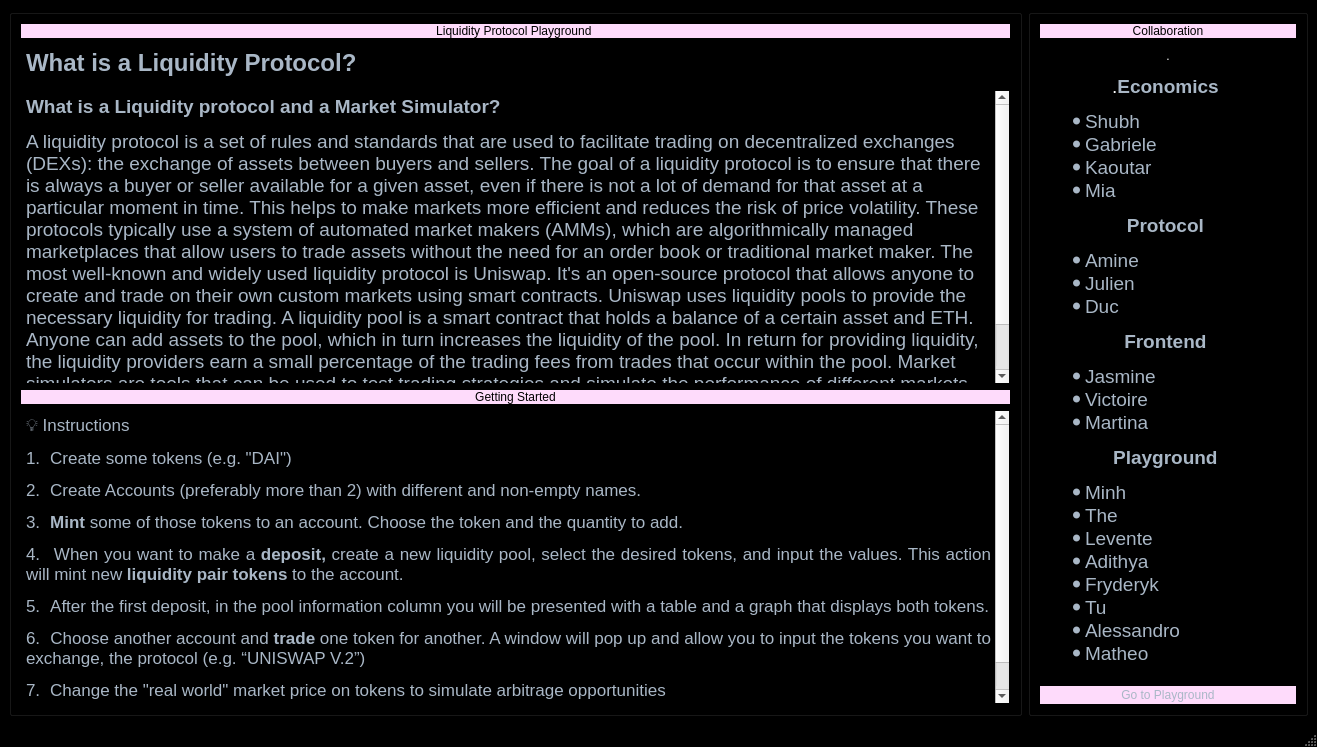
First picture: the form in introductorywindow.ui, repository LiquidityProtocol/AMM-Simulator, before the edit.
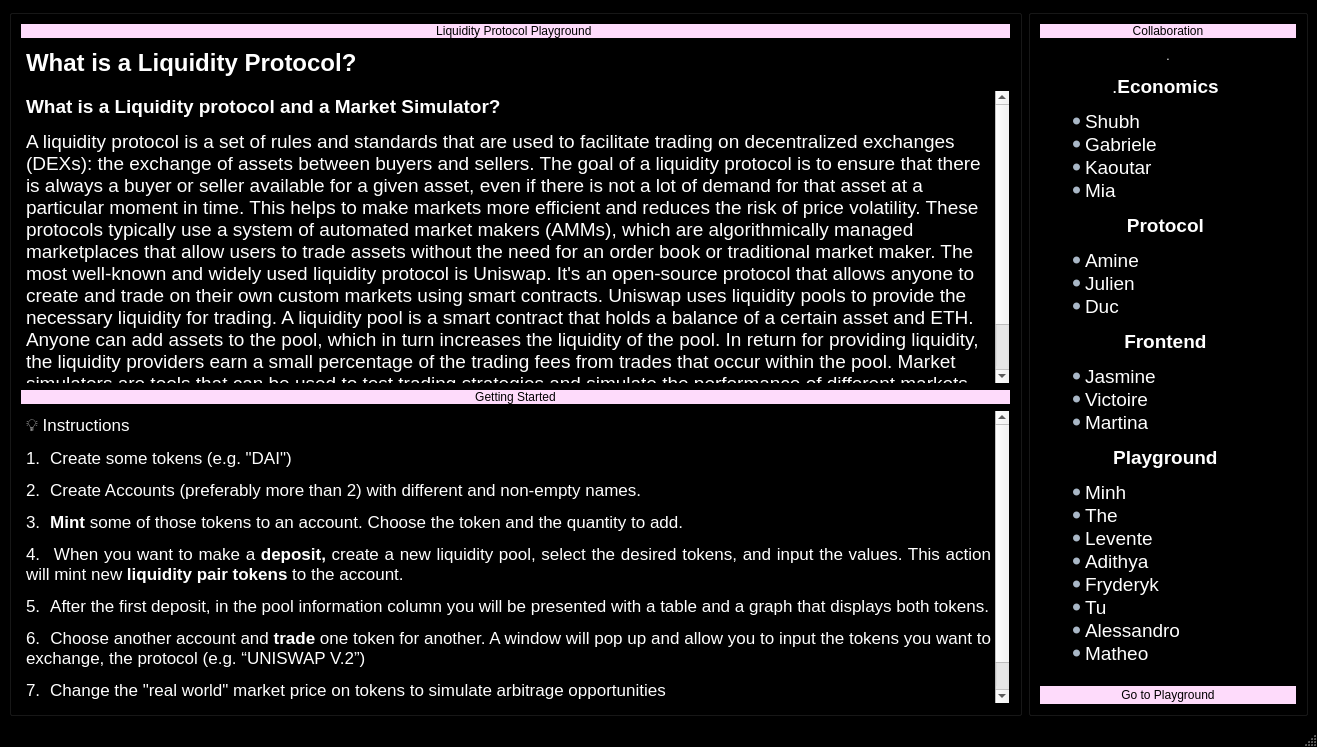
Second picture: the form after the edit.

Commit message: Background color changes, button border changes

Patch:
```diff
--- a/introductorywindow.ui
+++ b/introductorywindow.ui
@@ -408,6 +408,9 @@
       </property>
       <item>
        <widget class="QGroupBox" name="groupBox">
+        <property name="styleSheet">
+         <string notr="true"/>
+        </property>
         <property name="title">
          <string/>
         </property>
@@ -451,7 +454,7 @@
 p, li { white-space: pre-wrap; }
 hr { height: 1px; border-width: 0; }
 &lt;/style&gt;&lt;/head&gt;&lt;body style=&quot; font-family:'Rockwell'; font-size:9pt; font-weight:700; font-style:normal;&quot;&gt;
-&lt;p style=&quot; margin-top:0px; margin-bottom:0px; margin-left:0px; margin-right:0px; -qt-block-indent:0; text-indent:0px;&quot;&gt;&lt;span style=&quot; font-family:'Segoe UI'; font-size:18pt;&quot;&gt;What is a Liquidity Protocol?&lt;/span&gt;&lt;/p&gt;&lt;/body&gt;&lt;/html&gt;</string>
+&lt;p style=&quot; margin-top:0px; margin-bottom:0px; margin-left:0px; margin-right:0px; -qt-block-indent:0; text-indent:0px;&quot;&gt;&lt;span style=&quot; font-family:'Segoe UI'; font-size:18pt; color:#ffffff;&quot;&gt;What is a Liquidity Protocol?&lt;/span&gt;&lt;/p&gt;&lt;/body&gt;&lt;/html&gt;</string>
            </property>
           </widget>
          </item>
@@ -467,8 +470,8 @@
 p, li { white-space: pre-wrap; }
 hr { height: 1px; border-width: 0; }
 &lt;/style&gt;&lt;/head&gt;&lt;body style=&quot; font-family:'Rockwell'; font-size:9pt; font-weight:400; font-style:normal;&quot;&gt;
-&lt;p style=&quot; margin-top:12px; margin-bottom:0px; margin-left:0px; margin-right:0px; -qt-block-indent:0; text-indent:0px;&quot;&gt;&lt;span style=&quot; font-family:'Rockwell','serif'; font-size:14pt; font-weight:700;&quot;&gt;What is a Liquidity protocol and a Market Simulator?&lt;/span&gt; &lt;/p&gt;
-&lt;p style=&quot; margin-top:12px; margin-bottom:12px; margin-left:0px; margin-right:0px; -qt-block-indent:0; text-indent:0px;&quot;&gt;&lt;span style=&quot; font-family:'Rockwell','serif'; font-size:14pt;&quot;&gt;A liquidity protocol is a set of rules and standards that are used to facilitate trading on decentralized exchanges (DEXs): the exchange of assets between buyers and sellers. The goal of a liquidity protocol is to ensure that there is always a buyer or seller available for a given asset, even if there is not a lot of demand for that asset at a particular moment in time. This helps to make markets more efficient and reduces the risk of price volatility. These protocols typically use a system of automated market makers (AMMs), which are algorithmically managed marketplaces that allow users to trade assets without the need for an order book or traditional market maker. The most well-known and widely used liquidity protocol is Uniswap. It's an open-source protocol that allows anyone to create and trade on their own custom markets using smart contracts. Uniswap uses liquidity pools to provide the necessary liquidity for trading. A liquidity pool is a smart contract that holds a balance of a certain asset and ETH. Anyone can add assets to the pool, which in turn increases the liquidity of the pool. In return for providing liquidity, the liquidity providers earn a small percentage of the trading fees from trades that occur within the pool. Market simulators are tools that can be used to test trading strategies and simulate the performance of different markets. They can be useful for traders, liquidity providers, and anyone who wants to understand how a market might behave under different conditions.&lt;/span&gt; &lt;/p&gt;&lt;/body&gt;&lt;/html&gt;</string>
+&lt;p style=&quot; margin-top:12px; margin-bottom:0px; margin-left:0px; margin-right:0px; -qt-block-indent:0; text-indent:0px;&quot;&gt;&lt;span style=&quot; font-family:'Rockwell','serif'; font-size:14pt; font-weight:700; color:#ffffff;&quot;&gt;What is a Liquidity protocol and a Market Simulator?&lt;/span&gt;&lt;span style=&quot; color:#ffffff;&quot;&gt; &lt;/span&gt;&lt;/p&gt;
+&lt;p style=&quot; margin-top:12px; margin-bottom:12px; margin-left:0px; margin-right:0px; -qt-block-indent:0; text-indent:0px;&quot;&gt;&lt;span style=&quot; font-family:'Rockwell','serif'; font-size:14pt; color:#ffffff;&quot;&gt;A liquidity protocol is a set of rules and standards that are used to facilitate trading on decentralized exchanges (DEXs): the exchange of assets between buyers and sellers. The goal of a liquidity protocol is to ensure that there is always a buyer or seller available for a given asset, even if there is not a lot of demand for that asset at a particular moment in time. This helps to make markets more efficient and reduces the risk of price volatility. These protocols typically use a system of automated market makers (AMMs), which are algorithmically managed marketplaces that allow users to trade assets without the need for an order book or traditional market maker. The most well-known and widely used liquidity protocol is Uniswap. It's an open-source protocol that allows anyone to create and trade on their own custom markets using smart contracts. Uniswap uses liquidity pools to provide the necessary liquidity for trading. A liquidity pool is a smart contract that holds a balance of a certain asset and ETH. Anyone can add assets to the pool, which in turn increases the liquidity of the pool. In return for providing liquidity, the liquidity providers earn a small percentage of the trading fees from trades that occur within the pool. Market simulators are tools that can be used to test trading strategies and simulate the performance of different markets. They can be useful for traders, liquidity providers, and anyone who wants to understand how a market might behave under different conditions.&lt;/span&gt;&lt;span style=&quot; color:#ffffff;&quot;&gt; &lt;/span&gt;&lt;/p&gt;&lt;/body&gt;&lt;/html&gt;</string>
            </property>
           </widget>
          </item>
@@ -496,15 +499,15 @@
 p, li { white-space: pre-wrap; }
 hr { height: 1px; border-width: 0; }
 &lt;/style&gt;&lt;/head&gt;&lt;body style=&quot; font-family:'Segoe UI'; font-size:9pt; font-weight:400; font-style:normal;&quot;&gt;
-&lt;p align=&quot;justify&quot; style=&quot; margin-top:12px; margin-bottom:12px; margin-left:0px; margin-right:0px; -qt-block-indent:0; text-indent:0px;&quot;&gt;&lt;span style=&quot; font-family:'Segoe UI Emoji','sans-serif'; font-size:13pt;&quot;&gt;💡&lt;/span&gt;&lt;span style=&quot; font-family:'Rockwell','serif'; font-size:13pt;&quot;&gt; Instructions&lt;/span&gt; &lt;/p&gt;
-&lt;p align=&quot;justify&quot; style=&quot; margin-top:12px; margin-bottom:12px; margin-left:0px; margin-right:0px; -qt-block-indent:0; text-indent:0px;&quot;&gt;&lt;span style=&quot; font-family:'Rockwell','serif'; font-size:13pt;&quot;&gt;1.&lt;/span&gt;&lt;span style=&quot; font-family:'Times New Roman'; font-size:7pt;&quot;&gt;    &lt;/span&gt;&lt;span style=&quot; font-family:'Rockwell','serif'; font-size:13pt;&quot;&gt;Create some tokens (e.g. &amp;quot;DAI&amp;quot;)&lt;/span&gt; &lt;/p&gt;
-&lt;p align=&quot;justify&quot; style=&quot; margin-top:12px; margin-bottom:12px; margin-left:0px; margin-right:0px; -qt-block-indent:0; text-indent:0px;&quot;&gt;&lt;span style=&quot; font-family:'Rockwell','serif'; font-size:13pt;&quot;&gt;2.&lt;/span&gt;&lt;span style=&quot; font-family:'Times New Roman'; font-size:7pt;&quot;&gt;    &lt;/span&gt;&lt;span style=&quot; font-family:'Rockwell','serif'; font-size:13pt;&quot;&gt;Create Accounts (preferably more than 2) with different and non-empty names.&lt;/span&gt; &lt;/p&gt;
-&lt;p align=&quot;justify&quot; style=&quot; margin-top:12px; margin-bottom:12px; margin-left:0px; margin-right:0px; -qt-block-indent:0; text-indent:0px;&quot;&gt;&lt;span style=&quot; font-family:'Rockwell','serif'; font-size:13pt;&quot;&gt;3.&lt;/span&gt;&lt;span style=&quot; font-family:'Times New Roman'; font-size:7pt;&quot;&gt;    &lt;/span&gt;&lt;span style=&quot; font-family:'Rockwell','serif'; font-size:13pt; font-weight:700;&quot;&gt;Mint&lt;/span&gt;&lt;span style=&quot; font-family:'Rockwell','serif'; font-size:13pt;&quot;&gt; some of those tokens to an account. Choose the token and the quantity to add.&lt;/span&gt; &lt;/p&gt;
-&lt;p align=&quot;justify&quot; style=&quot; margin-top:12px; margin-bottom:12px; margin-left:0px; margin-right:0px; -qt-block-indent:0; text-indent:0px;&quot;&gt;&lt;span style=&quot; font-family:'Rockwell','serif'; font-size:13pt;&quot;&gt;4.&lt;/span&gt;&lt;span style=&quot; font-family:'Times New Roman'; font-size:7pt;&quot;&gt;    &lt;/span&gt;&lt;span style=&quot; font-family:'Rockwell','serif'; font-size:13pt;&quot;&gt;When you want to&lt;/span&gt;&lt;span style=&quot; font-family:'Rockwell','serif'; font-size:13pt; font-weight:700;&quot;&gt; &lt;/span&gt;&lt;span style=&quot; font-family:'Rockwell','serif'; font-size:13pt;&quot;&gt;make a &lt;/span&gt;&lt;span style=&quot; font-family:'Rockwell','serif'; font-size:13pt; font-weight:700;&quot;&gt;deposit, &lt;/span&gt;&lt;span style=&quot; font-family:'Rockwell','serif'; font-size:13pt;&quot;&gt;create a new liquidity pool, select the desired tokens, and input the values. This action will mint new &lt;/span&gt;&lt;span style=&quot; font-family:'Rockwell','serif'; font-size:13pt; font-weight:700;&quot;&gt;liquidity pair tokens&lt;/span&gt;&lt;span style=&quot; font-family:'Rockwell','serif'; font-size:13pt;&quot;&gt; to the account.&lt;/span&gt; &lt;/p&gt;
-&lt;p align=&quot;justify&quot; style=&quot; margin-top:12px; margin-bottom:12px; margin-left:0px; margin-right:0px; -qt-block-indent:0; text-indent:0px;&quot;&gt;&lt;span style=&quot; font-family:'Rockwell','serif'; font-size:13pt;&quot;&gt;5.&lt;/span&gt;&lt;span style=&quot; font-family:'Times New Roman'; font-size:7pt;&quot;&gt;    &lt;/span&gt;&lt;span style=&quot; font-family:'Rockwell','serif'; font-size:13pt;&quot;&gt;After the first deposit, in the pool information column you will be presented with a table and a graph that displays both tokens.&lt;/span&gt; &lt;/p&gt;
-&lt;p align=&quot;justify&quot; style=&quot; margin-top:12px; margin-bottom:12px; margin-left:0px; margin-right:0px; -qt-block-indent:0; text-indent:0px;&quot;&gt;&lt;span style=&quot; font-family:'Rockwell','serif'; font-size:13pt;&quot;&gt;6.&lt;/span&gt;&lt;span style=&quot; font-family:'Times New Roman'; font-size:7pt;&quot;&gt;    &lt;/span&gt;&lt;span style=&quot; font-family:'Rockwell','serif'; font-size:13pt;&quot;&gt;Choose another account and &lt;/span&gt;&lt;span style=&quot; font-family:'Rockwell','serif'; font-size:13pt; font-weight:700;&quot;&gt;trade&lt;/span&gt;&lt;span style=&quot; font-family:'Rockwell','serif'; font-size:13pt;&quot;&gt; one token for another. A window will pop up and allow you to input the tokens you want to exchange, the protocol (e.g. “UNISWAP V.2”)&lt;/span&gt; &lt;/p&gt;
-&lt;p align=&quot;justify&quot; style=&quot; margin-top:12px; margin-bottom:12px; margin-left:0px; margin-right:0px; -qt-block-indent:0; text-indent:0px;&quot;&gt;&lt;span style=&quot; font-family:'Rockwell','serif'; font-size:13pt;&quot;&gt;7.&lt;/span&gt;&lt;span style=&quot; font-family:'Times New Roman'; font-size:7pt;&quot;&gt;    &lt;/span&gt;&lt;span style=&quot; font-family:'Rockwell','serif'; font-size:13pt;&quot;&gt;Change the &amp;quot;real world&amp;quot; market price on tokens to simulate arbitrage opportunities&lt;/span&gt; &lt;/p&gt;
-&lt;p align=&quot;justify&quot; style=&quot; margin-top:12px; margin-bottom:12px; margin-left:0px; margin-right:0px; -qt-block-indent:0; text-indent:0px;&quot;&gt;&lt;span style=&quot; font-family:'Rockwell','serif'; font-size:13pt;&quot;&gt;8.&lt;/span&gt;&lt;span style=&quot; font-family:'Times New Roman'; font-size:7pt;&quot;&gt;    &lt;/span&gt;&lt;span style=&quot; font-family:'Rockwell','serif'; font-size:13pt; font-weight:700;&quot;&gt;Withdraw&lt;/span&gt;&lt;span style=&quot; font-family:'Rockwell','serif'; font-size:13pt;&quot;&gt; a percentage your position to get back the value + a share of accrued pool fees.&lt;/span&gt; &lt;/p&gt;&lt;/body&gt;&lt;/html&gt;</string>
+&lt;p align=&quot;justify&quot; style=&quot; margin-top:12px; margin-bottom:12px; margin-left:0px; margin-right:0px; -qt-block-indent:0; text-indent:0px;&quot;&gt;&lt;span style=&quot; font-family:'Segoe UI Emoji','sans-serif'; font-size:13pt; color:#ffffff;&quot;&gt;💡&lt;/span&gt;&lt;span style=&quot; font-family:'Rockwell','serif'; font-size:13pt; color:#ffffff;&quot;&gt; Instructions&lt;/span&gt;&lt;span style=&quot; color:#ffffff;&quot;&gt; &lt;/span&gt;&lt;/p&gt;
+&lt;p align=&quot;justify&quot; style=&quot; margin-top:12px; margin-bottom:12px; margin-left:0px; margin-right:0px; -qt-block-indent:0; text-indent:0px;&quot;&gt;&lt;span style=&quot; font-family:'Rockwell','serif'; font-size:13pt; color:#ffffff;&quot;&gt;1.&lt;/span&gt;&lt;span style=&quot; font-family:'Times New Roman'; font-size:7pt; color:#ffffff;&quot;&gt;    &lt;/span&gt;&lt;span style=&quot; font-family:'Rockwell','serif'; font-size:13pt; color:#ffffff;&quot;&gt;Create some tokens (e.g. &amp;quot;DAI&amp;quot;)&lt;/span&gt;&lt;span style=&quot; color:#ffffff;&quot;&gt; &lt;/span&gt;&lt;/p&gt;
+&lt;p align=&quot;justify&quot; style=&quot; margin-top:12px; margin-bottom:12px; margin-left:0px; margin-right:0px; -qt-block-indent:0; text-indent:0px;&quot;&gt;&lt;span style=&quot; font-family:'Rockwell','serif'; font-size:13pt; color:#ffffff;&quot;&gt;2.&lt;/span&gt;&lt;span style=&quot; font-family:'Times New Roman'; font-size:7pt; color:#ffffff;&quot;&gt;    &lt;/span&gt;&lt;span style=&quot; font-family:'Rockwell','serif'; font-size:13pt; color:#ffffff;&quot;&gt;Create Accounts (preferably more than 2) with different and non-empty names.&lt;/span&gt;&lt;span style=&quot; color:#ffffff;&quot;&gt; &lt;/span&gt;&lt;/p&gt;
+&lt;p align=&quot;justify&quot; style=&quot; margin-top:12px; margin-bottom:12px; margin-left:0px; margin-right:0px; -qt-block-indent:0; text-indent:0px;&quot;&gt;&lt;span style=&quot; font-family:'Rockwell','serif'; font-size:13pt; color:#ffffff;&quot;&gt;3.&lt;/span&gt;&lt;span style=&quot; font-family:'Times New Roman'; font-size:7pt; color:#ffffff;&quot;&gt;    &lt;/span&gt;&lt;span style=&quot; font-family:'Rockwell','serif'; font-size:13pt; font-weight:700; color:#ffffff;&quot;&gt;Mint&lt;/span&gt;&lt;span style=&quot; font-family:'Rockwell','serif'; font-size:13pt; color:#ffffff;&quot;&gt; some of those tokens to an account. Choose the token and the quantity to add.&lt;/span&gt;&lt;span style=&quot; color:#ffffff;&quot;&gt; &lt;/span&gt;&lt;/p&gt;
+&lt;p align=&quot;justify&quot; style=&quot; margin-top:12px; margin-bottom:12px; margin-left:0px; margin-right:0px; -qt-block-indent:0; text-indent:0px;&quot;&gt;&lt;span style=&quot; font-family:'Rockwell','serif'; font-size:13pt; color:#ffffff;&quot;&gt;4.&lt;/span&gt;&lt;span style=&quot; font-family:'Times New Roman'; font-size:7pt; color:#ffffff;&quot;&gt;    &lt;/span&gt;&lt;span style=&quot; font-family:'Rockwell','serif'; font-size:13pt; color:#ffffff;&quot;&gt;When you want to&lt;/span&gt;&lt;span style=&quot; font-family:'Rockwell','serif'; font-size:13pt; font-weight:700; color:#ffffff;&quot;&gt; &lt;/span&gt;&lt;span style=&quot; font-family:'Rockwell','serif'; font-size:13pt; color:#ffffff;&quot;&gt;make a &lt;/span&gt;&lt;span style=&quot; font-family:'Rockwell','serif'; font-size:13pt; font-weight:700; color:#ffffff;&quot;&gt;deposit, &lt;/span&gt;&lt;span style=&quot; font-family:'Rockwell','serif'; font-size:13pt; color:#ffffff;&quot;&gt;create a new liquidity pool, select the desired tokens, and input the values. This action will mint new &lt;/span&gt;&lt;span style=&quot; font-family:'Rockwell','serif'; font-size:13pt; font-weight:700; color:#ffffff;&quot;&gt;liquidity pair tokens&lt;/span&gt;&lt;span style=&quot; font-family:'Rockwell','serif'; font-size:13pt; color:#ffffff;&quot;&gt; to the account.&lt;/span&gt;&lt;span style=&quot; color:#ffffff;&quot;&gt; &lt;/span&gt;&lt;/p&gt;
+&lt;p align=&quot;justify&quot; style=&quot; margin-top:12px; margin-bottom:12px; margin-left:0px; margin-right:0px; -qt-block-indent:0; text-indent:0px;&quot;&gt;&lt;span style=&quot; font-family:'Rockwell','serif'; font-size:13pt; color:#ffffff;&quot;&gt;5.&lt;/span&gt;&lt;span style=&quot; font-family:'Times New Roman'; font-size:7pt; color:#ffffff;&quot;&gt;    &lt;/span&gt;&lt;span style=&quot; font-family:'Rockwell','serif'; font-size:13pt; color:#ffffff;&quot;&gt;After the first deposit, in the pool information column you will be presented with a table and a graph that displays both tokens.&lt;/span&gt;&lt;span style=&quot; color:#ffffff;&quot;&gt; &lt;/span&gt;&lt;/p&gt;
+&lt;p align=&quot;justify&quot; style=&quot; margin-top:12px; margin-bottom:12px; margin-left:0px; margin-right:0px; -qt-block-indent:0; text-indent:0px;&quot;&gt;&lt;span style=&quot; font-family:'Rockwell','serif'; font-size:13pt; color:#ffffff;&quot;&gt;6.&lt;/span&gt;&lt;span style=&quot; font-family:'Times New Roman'; font-size:7pt; color:#ffffff;&quot;&gt;    &lt;/span&gt;&lt;span style=&quot; font-family:'Rockwell','serif'; font-size:13pt; color:#ffffff;&quot;&gt;Choose another account and &lt;/span&gt;&lt;span style=&quot; font-family:'Rockwell','serif'; font-size:13pt; font-weight:700; color:#ffffff;&quot;&gt;trade&lt;/span&gt;&lt;span style=&quot; font-family:'Rockwell','serif'; font-size:13pt; color:#ffffff;&quot;&gt; one token for another. A window will pop up and allow you to input the tokens you want to exchange, the protocol (e.g. “UNISWAP V.2”)&lt;/span&gt;&lt;span style=&quot; color:#ffffff;&quot;&gt; &lt;/span&gt;&lt;/p&gt;
+&lt;p align=&quot;justify&quot; style=&quot; margin-top:12px; margin-bottom:12px; margin-left:0px; margin-right:0px; -qt-block-indent:0; text-indent:0px;&quot;&gt;&lt;span style=&quot; font-family:'Rockwell','serif'; font-size:13pt; color:#ffffff;&quot;&gt;7.&lt;/span&gt;&lt;span style=&quot; font-family:'Times New Roman'; font-size:7pt; color:#ffffff;&quot;&gt;    &lt;/span&gt;&lt;span style=&quot; font-family:'Rockwell','serif'; font-size:13pt; color:#ffffff;&quot;&gt;Change the &amp;quot;real world&amp;quot; market price on tokens to simulate arbitrage opportunities&lt;/span&gt;&lt;span style=&quot; color:#ffffff;&quot;&gt; &lt;/span&gt;&lt;/p&gt;
+&lt;p align=&quot;justify&quot; style=&quot; margin-top:12px; margin-bottom:12px; margin-left:0px; margin-right:0px; -qt-block-indent:0; text-indent:0px;&quot;&gt;&lt;span style=&quot; font-family:'Rockwell','serif'; font-size:13pt; color:#ffffff;&quot;&gt;8.&lt;/span&gt;&lt;span style=&quot; font-family:'Times New Roman'; font-size:7pt; color:#ffffff;&quot;&gt;    &lt;/span&gt;&lt;span style=&quot; font-family:'Rockwell','serif'; font-size:13pt; font-weight:700; color:#ffffff;&quot;&gt;Withdraw&lt;/span&gt;&lt;span style=&quot; font-family:'Rockwell','serif'; font-size:13pt; color:#ffffff;&quot;&gt; a percentage your position to get back the value + a share of accrued pool fees.&lt;/span&gt;&lt;span style=&quot; color:#ffffff;&quot;&gt; &lt;/span&gt;&lt;/p&gt;&lt;/body&gt;&lt;/html&gt;</string>
            </property>
           </widget>
          </item>
@@ -548,28 +551,28 @@
 hr { height: 1px; border-width: 0; }
 &lt;/style&gt;&lt;/head&gt;&lt;body style=&quot; font-family:'Segoe UI'; font-size:9pt; font-weight:400; font-style:normal;&quot;&gt;
 &lt;p align=&quot;center&quot; style=&quot; margin-top:12px; margin-bottom:12px; margin-left:0px; margin-right:0px; -qt-block-indent:0; text-indent:0px;&quot;&gt;&lt;span style=&quot; font-family:'.AppleSystemUIFont'; color:#ffffff;&quot;&gt;.&lt;/span&gt;&lt;/p&gt;
-&lt;p align=&quot;center&quot; style=&quot; margin-top:12px; margin-bottom:12px; margin-left:0px; margin-right:0px; -qt-block-indent:0; text-indent:0px;&quot;&gt;&lt;span style=&quot; font-family:'.AppleSystemUIFont'; font-size:14pt; color:#ffffff;&quot;&gt;.&lt;/span&gt;&lt;span style=&quot; font-family:'Rockwell','serif'; font-size:14pt; font-weight:700;&quot;&gt;Economics&lt;/span&gt;&lt;span style=&quot; font-size:14pt;&quot;&gt; &lt;/span&gt;&lt;/p&gt;
-&lt;ul style=&quot;margin-top: 0px; margin-bottom: 0px; margin-left: 0px; margin-right: 0px; -qt-list-indent: 1;&quot;&gt;&lt;li style=&quot; font-size:14pt;&quot; style=&quot; margin-top:0px; margin-bottom:0px; margin-left:0px; margin-right:0px; -qt-block-indent:0; text-indent:0px;&quot;&gt;&lt;span style=&quot; font-family:'Rockwell','serif';&quot;&gt;Shubh&lt;/span&gt; &lt;/li&gt;
-&lt;li style=&quot; font-size:14pt;&quot; style=&quot; margin-top:0px; margin-bottom:0px; margin-left:0px; margin-right:0px; -qt-block-indent:0; text-indent:0px;&quot;&gt;&lt;span style=&quot; font-family:'Rockwell','serif';&quot;&gt;Gabriele&lt;/span&gt; &lt;/li&gt;
-&lt;li style=&quot; font-size:14pt;&quot; style=&quot; margin-top:0px; margin-bottom:0px; margin-left:0px; margin-right:0px; -qt-block-indent:0; text-indent:0px;&quot;&gt;&lt;span style=&quot; font-family:'Rockwell','serif';&quot;&gt;Kaoutar&lt;/span&gt; &lt;/li&gt;
-&lt;li style=&quot; font-size:14pt;&quot; style=&quot; margin-top:0px; margin-bottom:0px; margin-left:0px; margin-right:0px; -qt-block-indent:0; text-indent:0px;&quot;&gt;&lt;span style=&quot; font-family:'Rockwell','serif';&quot;&gt;Mia&lt;/span&gt; &lt;/li&gt;&lt;/ul&gt;
-&lt;p align=&quot;center&quot; style=&quot; margin-top:12px; margin-bottom:12px; margin-left:0px; margin-right:0px; -qt-block-indent:0; text-indent:0px;&quot;&gt;&lt;span style=&quot; font-family:'Rockwell','serif'; font-size:14pt; font-weight:700;&quot;&gt;Protocol&lt;/span&gt;&lt;span style=&quot; font-size:14pt;&quot;&gt; &lt;/span&gt;&lt;/p&gt;
-&lt;ul style=&quot;margin-top: 0px; margin-bottom: 0px; margin-left: 0px; margin-right: 0px; -qt-list-indent: 1;&quot;&gt;&lt;li style=&quot; font-size:14pt;&quot; style=&quot; margin-top:0px; margin-bottom:0px; margin-left:0px; margin-right:0px; -qt-block-indent:0; text-indent:0px;&quot;&gt;&lt;span style=&quot; font-family:'Rockwell','serif';&quot;&gt;Amine&lt;/span&gt; &lt;/li&gt;
-&lt;li style=&quot; font-size:14pt;&quot; style=&quot; margin-top:0px; margin-bottom:0px; margin-left:0px; margin-right:0px; -qt-block-indent:0; text-indent:0px;&quot;&gt;&lt;span style=&quot; font-family:'Rockwell','serif';&quot;&gt;Julien&lt;/span&gt; &lt;/li&gt;
-&lt;li style=&quot; font-size:14pt;&quot; style=&quot; margin-top:0px; margin-bottom:12px; margin-left:0px; margin-right:0px; -qt-block-indent:0; text-indent:0px;&quot;&gt;&lt;span style=&quot; font-family:'Rockwell','serif';&quot;&gt;Duc&lt;/span&gt; &lt;/li&gt;&lt;/ul&gt;
-&lt;p align=&quot;center&quot; style=&quot; margin-top:12px; margin-bottom:12px; margin-left:0px; margin-right:0px; -qt-block-indent:0; text-indent:0px;&quot;&gt;&lt;span style=&quot; font-family:'Rockwell','serif'; font-size:14pt; font-weight:700;&quot;&gt;Frontend&lt;/span&gt;&lt;span style=&quot; font-size:14pt;&quot;&gt; &lt;/span&gt;&lt;/p&gt;
-&lt;ul style=&quot;margin-top: 0px; margin-bottom: 0px; margin-left: 0px; margin-right: 0px; -qt-list-indent: 1;&quot;&gt;&lt;li style=&quot; font-size:14pt;&quot; style=&quot; margin-top:0px; margin-bottom:0px; margin-left:0px; margin-right:0px; -qt-block-indent:0; text-indent:0px;&quot;&gt;&lt;span style=&quot; font-family:'Rockwell','serif';&quot;&gt;Jasmine&lt;/span&gt; &lt;/li&gt;
-&lt;li style=&quot; font-size:14pt;&quot; style=&quot; margin-top:0px; margin-bottom:0px; margin-left:0px; margin-right:0px; -qt-block-indent:0; text-indent:0px;&quot;&gt;&lt;span style=&quot; font-family:'Rockwell','serif';&quot;&gt;Victoire&lt;/span&gt; &lt;/li&gt;
-&lt;li style=&quot; font-size:14pt;&quot; style=&quot; margin-top:0px; margin-bottom:12px; margin-left:0px; margin-right:0px; -qt-block-indent:0; text-indent:0px;&quot;&gt;&lt;span style=&quot; font-family:'Rockwell','serif';&quot;&gt;Martina&lt;/span&gt; &lt;/li&gt;&lt;/ul&gt;
-&lt;p align=&quot;center&quot; style=&quot; margin-top:12px; margin-bottom:12px; margin-left:0px; margin-right:0px; -qt-block-indent:0; text-indent:0px;&quot;&gt;&lt;span style=&quot; font-family:'Rockwell','serif'; font-size:14pt; font-weight:700;&quot;&gt;Playground&lt;/span&gt;&lt;span style=&quot; font-size:14pt;&quot;&gt; &lt;/span&gt;&lt;/p&gt;
-&lt;ul style=&quot;margin-top: 0px; margin-bottom: 0px; margin-left: 0px; margin-right: 0px; -qt-list-indent: 1;&quot;&gt;&lt;li style=&quot; font-size:14pt;&quot; style=&quot; margin-top:0px; margin-bottom:0px; margin-left:0px; margin-right:0px; -qt-block-indent:0; text-indent:0px;&quot;&gt;&lt;span style=&quot; font-family:'Rockwell','serif';&quot;&gt;Minh&lt;/span&gt; &lt;/li&gt;
-&lt;li style=&quot; font-size:14pt;&quot; style=&quot; margin-top:0px; margin-bottom:0px; margin-left:0px; margin-right:0px; -qt-block-indent:0; text-indent:0px;&quot;&gt;&lt;span style=&quot; font-family:'Rockwell','serif';&quot;&gt;The&lt;/span&gt; &lt;/li&gt;
-&lt;li style=&quot; font-size:14pt;&quot; style=&quot; margin-top:0px; margin-bottom:0px; margin-left:0px; margin-right:0px; -qt-block-indent:0; text-indent:0px;&quot;&gt;&lt;span style=&quot; font-family:'Rockwell','serif';&quot;&gt;Levente&lt;/span&gt; &lt;/li&gt;
-&lt;li style=&quot; font-size:14pt;&quot; style=&quot; margin-top:0px; margin-bottom:0px; margin-left:0px; margin-right:0px; -qt-block-indent:0; text-indent:0px;&quot;&gt;&lt;span style=&quot; font-family:'Rockwell','serif';&quot;&gt;Adithya&lt;/span&gt; &lt;/li&gt;
-&lt;li style=&quot; font-size:14pt;&quot; style=&quot; margin-top:0px; margin-bottom:0px; margin-left:0px; margin-right:0px; -qt-block-indent:0; text-indent:0px;&quot;&gt;&lt;span style=&quot; font-family:'Rockwell','serif';&quot;&gt;Fryderyk&lt;/span&gt; &lt;/li&gt;
-&lt;li style=&quot; font-size:14pt;&quot; style=&quot; margin-top:0px; margin-bottom:0px; margin-left:0px; margin-right:0px; -qt-block-indent:0; text-indent:0px;&quot;&gt;&lt;span style=&quot; font-family:'Rockwell','serif';&quot;&gt;Tu&lt;/span&gt; &lt;/li&gt;
-&lt;li style=&quot; font-size:14pt;&quot; style=&quot; margin-top:0px; margin-bottom:0px; margin-left:0px; margin-right:0px; -qt-block-indent:0; text-indent:0px;&quot;&gt;&lt;span style=&quot; font-family:'Rockwell','serif';&quot;&gt;Alessandro&lt;/span&gt; &lt;/li&gt;
-&lt;li style=&quot; font-size:14pt;&quot; style=&quot; margin-top:0px; margin-bottom:12px; margin-left:0px; margin-right:0px; -qt-block-indent:0; text-indent:0px;&quot;&gt;&lt;span style=&quot; font-family:'Rockwell','serif';&quot;&gt;Matheo&lt;/span&gt; &lt;/li&gt;&lt;/ul&gt;&lt;/body&gt;&lt;/html&gt;</string>
+&lt;p align=&quot;center&quot; style=&quot; margin-top:12px; margin-bottom:12px; margin-left:0px; margin-right:0px; -qt-block-indent:0; text-indent:0px;&quot;&gt;&lt;span style=&quot; font-family:'.AppleSystemUIFont'; font-size:14pt; color:#ffffff;&quot;&gt;.&lt;/span&gt;&lt;span style=&quot; font-family:'Rockwell','serif'; font-size:14pt; font-weight:700; color:#ffffff;&quot;&gt;Economics&lt;/span&gt;&lt;span style=&quot; font-size:14pt; color:#ffffff;&quot;&gt; &lt;/span&gt;&lt;/p&gt;
+&lt;ul style=&quot;margin-top: 0px; margin-bottom: 0px; margin-left: 0px; margin-right: 0px; -qt-list-indent: 1;&quot;&gt;&lt;li style=&quot; font-size:14pt; color:#ffffff;&quot; style=&quot; margin-top:0px; margin-bottom:0px; margin-left:0px; margin-right:0px; -qt-block-indent:0; text-indent:0px;&quot;&gt;&lt;span style=&quot; font-family:'Rockwell','serif';&quot;&gt;Shubh&lt;/span&gt; &lt;/li&gt;
+&lt;li style=&quot; font-size:14pt; color:#ffffff;&quot; style=&quot; margin-top:0px; margin-bottom:0px; margin-left:0px; margin-right:0px; -qt-block-indent:0; text-indent:0px;&quot;&gt;&lt;span style=&quot; font-family:'Rockwell','serif';&quot;&gt;Gabriele&lt;/span&gt; &lt;/li&gt;
+&lt;li style=&quot; font-size:14pt; color:#ffffff;&quot; style=&quot; margin-top:0px; margin-bottom:0px; margin-left:0px; margin-right:0px; -qt-block-indent:0; text-indent:0px;&quot;&gt;&lt;span style=&quot; font-family:'Rockwell','serif';&quot;&gt;Kaoutar&lt;/span&gt; &lt;/li&gt;
+&lt;li style=&quot; font-size:14pt; color:#ffffff;&quot; style=&quot; margin-top:0px; margin-bottom:0px; margin-left:0px; margin-right:0px; -qt-block-indent:0; text-indent:0px;&quot;&gt;&lt;span style=&quot; font-family:'Rockwell','serif';&quot;&gt;Mia&lt;/span&gt; &lt;/li&gt;&lt;/ul&gt;
+&lt;p align=&quot;center&quot; style=&quot; margin-top:12px; margin-bottom:12px; margin-left:0px; margin-right:0px; -qt-block-indent:0; text-indent:0px;&quot;&gt;&lt;span style=&quot; font-family:'Rockwell','serif'; font-size:14pt; font-weight:700; color:#ffffff;&quot;&gt;Protocol&lt;/span&gt;&lt;span style=&quot; font-size:14pt; color:#ffffff;&quot;&gt; &lt;/span&gt;&lt;/p&gt;
+&lt;ul style=&quot;margin-top: 0px; margin-bottom: 0px; margin-left: 0px; margin-right: 0px; -qt-list-indent: 1;&quot;&gt;&lt;li style=&quot; font-size:14pt; color:#ffffff;&quot; style=&quot; margin-top:0px; margin-bottom:0px; margin-left:0px; margin-right:0px; -qt-block-indent:0; text-indent:0px;&quot;&gt;&lt;span style=&quot; font-family:'Rockwell','serif';&quot;&gt;Amine&lt;/span&gt; &lt;/li&gt;
+&lt;li style=&quot; font-size:14pt; color:#ffffff;&quot; style=&quot; margin-top:0px; margin-bottom:0px; margin-left:0px; margin-right:0px; -qt-block-indent:0; text-indent:0px;&quot;&gt;&lt;span style=&quot; font-family:'Rockwell','serif';&quot;&gt;Julien&lt;/span&gt; &lt;/li&gt;
+&lt;li style=&quot; font-size:14pt; color:#ffffff;&quot; style=&quot; margin-top:0px; margin-bottom:12px; margin-left:0px; margin-right:0px; -qt-block-indent:0; text-indent:0px;&quot;&gt;&lt;span style=&quot; font-family:'Rockwell','serif';&quot;&gt;Duc&lt;/span&gt; &lt;/li&gt;&lt;/ul&gt;
+&lt;p align=&quot;center&quot; style=&quot; margin-top:12px; margin-bottom:12px; margin-left:0px; margin-right:0px; -qt-block-indent:0; text-indent:0px;&quot;&gt;&lt;span style=&quot; font-family:'Rockwell','serif'; font-size:14pt; font-weight:700; color:#ffffff;&quot;&gt;Frontend&lt;/span&gt;&lt;span style=&quot; font-size:14pt; color:#ffffff;&quot;&gt; &lt;/span&gt;&lt;/p&gt;
+&lt;ul style=&quot;margin-top: 0px; margin-bottom: 0px; margin-left: 0px; margin-right: 0px; -qt-list-indent: 1;&quot;&gt;&lt;li style=&quot; font-size:14pt; color:#ffffff;&quot; style=&quot; margin-top:0px; margin-bottom:0px; margin-left:0px; margin-right:0px; -qt-block-indent:0; text-indent:0px;&quot;&gt;&lt;span style=&quot; font-family:'Rockwell','serif';&quot;&gt;Jasmine&lt;/span&gt; &lt;/li&gt;
+&lt;li style=&quot; font-size:14pt; color:#ffffff;&quot; style=&quot; margin-top:0px; margin-bottom:0px; margin-left:0px; margin-right:0px; -qt-block-indent:0; text-indent:0px;&quot;&gt;&lt;span style=&quot; font-family:'Rockwell','serif';&quot;&gt;Victoire&lt;/span&gt; &lt;/li&gt;
+&lt;li style=&quot; font-size:14pt; color:#ffffff;&quot; style=&quot; margin-top:0px; margin-bottom:12px; margin-left:0px; margin-right:0px; -qt-block-indent:0; text-indent:0px;&quot;&gt;&lt;span style=&quot; font-family:'Rockwell','serif';&quot;&gt;Martina&lt;/span&gt; &lt;/li&gt;&lt;/ul&gt;
+&lt;p align=&quot;center&quot; style=&quot; margin-top:12px; margin-bottom:12px; margin-left:0px; margin-right:0px; -qt-block-indent:0; text-indent:0px;&quot;&gt;&lt;span style=&quot; font-family:'Rockwell','serif'; font-size:14pt; font-weight:700; color:#ffffff;&quot;&gt;Playground&lt;/span&gt;&lt;span style=&quot; font-size:14pt; color:#ffffff;&quot;&gt; &lt;/span&gt;&lt;/p&gt;
+&lt;ul style=&quot;margin-top: 0px; margin-bottom: 0px; margin-left: 0px; margin-right: 0px; -qt-list-indent: 1;&quot;&gt;&lt;li style=&quot; font-size:14pt; color:#ffffff;&quot; style=&quot; margin-top:0px; margin-bottom:0px; margin-left:0px; margin-right:0px; -qt-block-indent:0; text-indent:0px;&quot;&gt;&lt;span style=&quot; font-family:'Rockwell','serif';&quot;&gt;Minh&lt;/span&gt; &lt;/li&gt;
+&lt;li style=&quot; font-size:14pt; color:#ffffff;&quot; style=&quot; margin-top:0px; margin-bottom:0px; margin-left:0px; margin-right:0px; -qt-block-indent:0; text-indent:0px;&quot;&gt;&lt;span style=&quot; font-family:'Rockwell','serif';&quot;&gt;The&lt;/span&gt; &lt;/li&gt;
+&lt;li style=&quot; font-size:14pt; color:#ffffff;&quot; style=&quot; margin-top:0px; margin-bottom:0px; margin-left:0px; margin-right:0px; -qt-block-indent:0; text-indent:0px;&quot;&gt;&lt;span style=&quot; font-family:'Rockwell','serif';&quot;&gt;Levente&lt;/span&gt; &lt;/li&gt;
+&lt;li style=&quot; font-size:14pt; color:#ffffff;&quot; style=&quot; margin-top:0px; margin-bottom:0px; margin-left:0px; margin-right:0px; -qt-block-indent:0; text-indent:0px;&quot;&gt;&lt;span style=&quot; font-family:'Rockwell','serif';&quot;&gt;Adithya&lt;/span&gt; &lt;/li&gt;
+&lt;li style=&quot; font-size:14pt; color:#ffffff;&quot; style=&quot; margin-top:0px; margin-bottom:0px; margin-left:0px; margin-right:0px; -qt-block-indent:0; text-indent:0px;&quot;&gt;&lt;span style=&quot; font-family:'Rockwell','serif';&quot;&gt;Fryderyk&lt;/span&gt; &lt;/li&gt;
+&lt;li style=&quot; font-size:14pt; color:#ffffff;&quot; style=&quot; margin-top:0px; margin-bottom:0px; margin-left:0px; margin-right:0px; -qt-block-indent:0; text-indent:0px;&quot;&gt;&lt;span style=&quot; font-family:'Rockwell','serif';&quot;&gt;Tu&lt;/span&gt; &lt;/li&gt;
+&lt;li style=&quot; font-size:14pt; color:#ffffff;&quot; style=&quot; margin-top:0px; margin-bottom:0px; margin-left:0px; margin-right:0px; -qt-block-indent:0; text-indent:0px;&quot;&gt;&lt;span style=&quot; font-family:'Rockwell','serif';&quot;&gt;Alessandro&lt;/span&gt; &lt;/li&gt;
+&lt;li style=&quot; font-size:14pt; color:#ffffff;&quot; style=&quot; margin-top:0px; margin-bottom:12px; margin-left:0px; margin-right:0px; -qt-block-indent:0; text-indent:0px;&quot;&gt;&lt;span style=&quot; font-family:'Rockwell','serif';&quot;&gt;Matheo&lt;/span&gt; &lt;/li&gt;&lt;/ul&gt;&lt;/body&gt;&lt;/html&gt;</string>
            </property>
           </widget>
          </item>
@@ -579,7 +582,11 @@
             <cursorShape>PointingHandCursor</cursorShape>
            </property>
            <property name="styleSheet">
-            <string notr="true">background-color: rgb(254, 219, 251);</string>
+            <string notr="true">background-color: rgb(254, 219, 251);
+font: 9pt &quot;Rockwell&quot;;
+color: rgb(0, 0, 0);
+border-color: rgb(255, 255, 255);
+</string>
            </property>
            <property name="text">
             <string>Go to Playground</string>
```
The commit also changes 12 other files.
